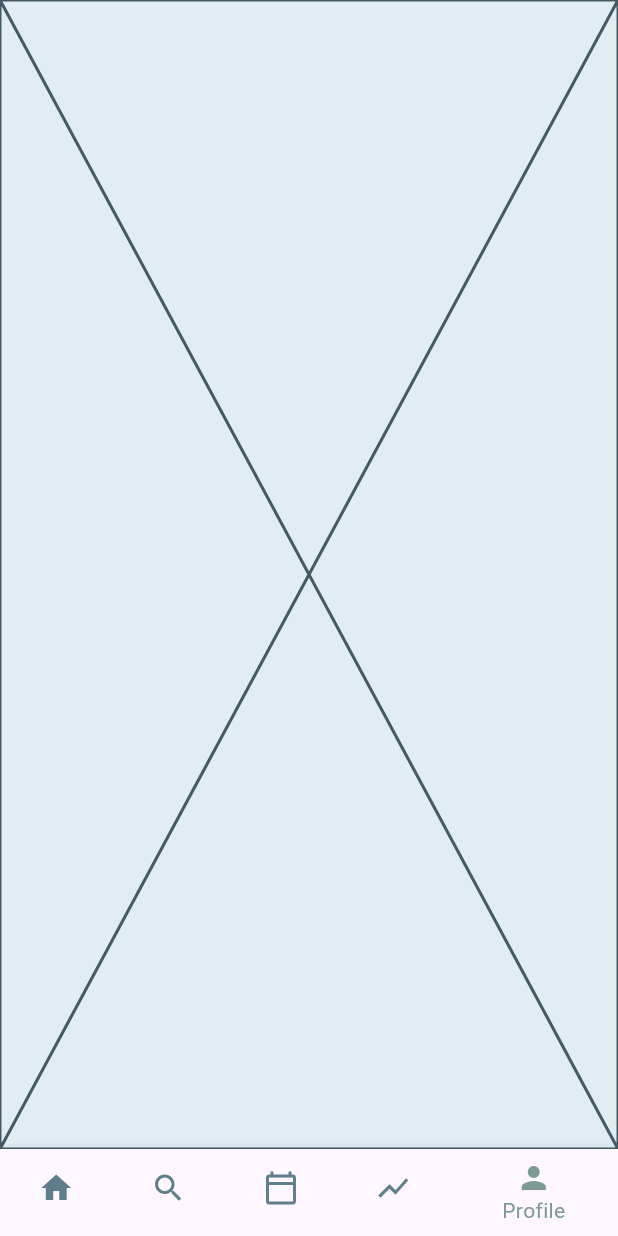
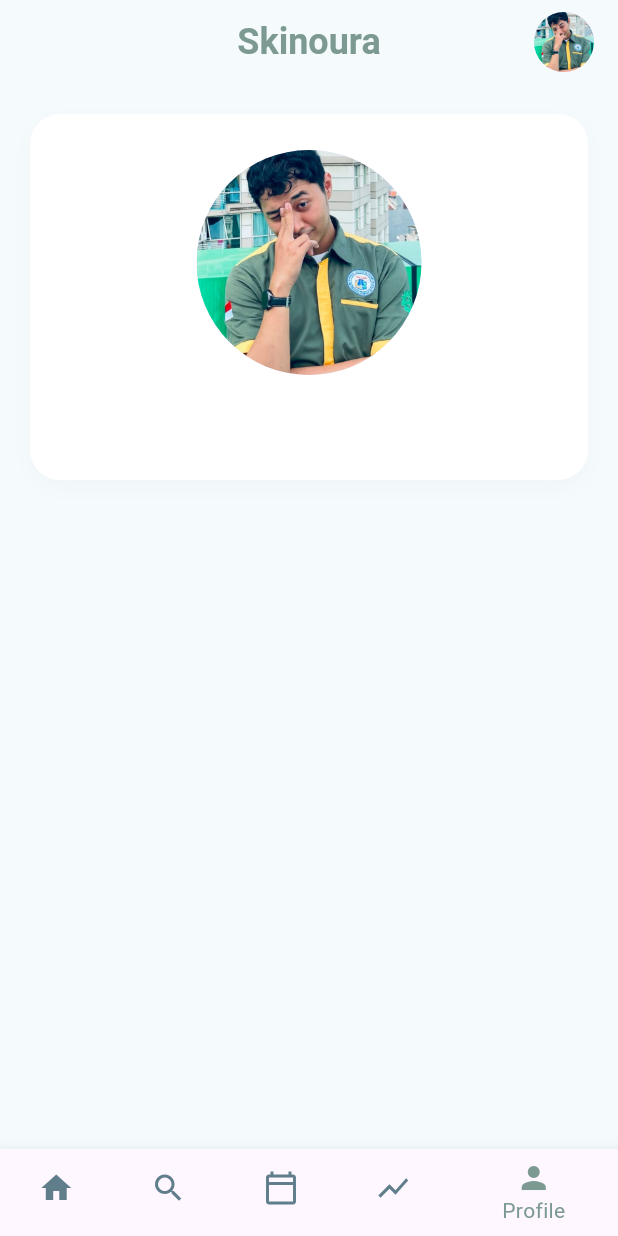
Before and after one commit to AAISkuy/skinoura, a Flutter app: the AppBottomnav screen opened directly, item 5 of the bottom bar chosen, on a phone screen of 412 x 824 dp. Run offline on Flutter 3.47's test engine with Material 3 defaults, Android fonts, the phone set to English and light mode, and no system bars; our stand-ins replace shared_preferences, sqflite; accounts and stored records are empty.

Commit message:
update pengerjaan profile

```diff
--- a/lib/views/Form_Discovery.dart
+++ b/lib/views/Form_Discovery.dart
@@ -50,7 +50,7 @@ class _DiscoverPageState extends State<DiscoverPage> {
   @override
   Widget build(BuildContext context) {
     return Scaffold(
-      appBar: AppBar(title: const Text("Skinoura")),
+      backgroundColor: const Color(0xFFF5FAFD),
       body: Padding(
         padding: const EdgeInsets.all(20),
         child: Column(
--- a/lib/views/Form_Profile.dart
+++ b/lib/views/Form_Profile.dart
@@ -1,4 +1,5 @@
 import 'package:flutter/material.dart';
+import 'package:skinoura/database/preferences_handler.dart';
 
 class ProfilePage extends StatefulWidget {
   const ProfilePage({super.key});
@@ -10,6 +11,42 @@ class ProfilePage extends StatefulWidget {
 class _ProfilePageState extends State<ProfilePage> {
   @override
   Widget build(BuildContext context) {
-    return const Placeholder();
+    return Scaffold(
+      backgroundColor: const Color(0xFFF5FAFD),
+      body: SingleChildScrollView(
+        padding: const EdgeInsets.all(20),
+        child: Container(
+          width: double.infinity,
+          padding: const EdgeInsets.all(24),
+          decoration: BoxDecoration(
+            color: Colors.white,
+            borderRadius: BorderRadius.circular(20),
+            boxShadow: [
+              BoxShadow(
+                color: Colors.black.withOpacity(0.02),
+                blurRadius: 10,
+                offset: const Offset(0, 5),
+              ),
+            ],
+          ),
+
+          child: Column(
+            crossAxisAlignment: CrossAxisAlignment.center,
+            children: [
+              CircleAvatar(
+                radius: 75,
+                backgroundImage: AssetImage('assets/images/Exampprofil.jpeg'),
+              ),
+              SizedBox(height: 20),
+
+              Text(
+                PreferencesHandler.nama,
+                style: TextStyle(fontSize: 18, fontWeight: FontWeight.bold),
+              ),
+            ],
+          ),
+        ),
+      ),
+    );
   }
 }
--- a/lib/views/Form_Ritual.dart
+++ b/lib/views/Form_Ritual.dart
@@ -195,7 +195,7 @@ class _RitualPageState extends State<RitualPage> {
     String tanggalDiformat = "${DateFormat('EEEE, MMMM d').format(hariIni)}th";
 
     return Scaffold(
-      backgroundColor: const Color(0xFFF8FAFC),
+      backgroundColor: const Color(0xFFF5FAFD),
       body: SafeArea(
         child: SingleChildScrollView(
           padding: const EdgeInsets.symmetric(horizontal: 24, vertical: 16),
--- a/lib/widgets/app_BottomNav.dart
+++ b/lib/widgets/app_BottomNav.dart
@@ -1,4 +1,7 @@
 import 'package:flutter/material.dart';
+import 'package:skinoura/auth/form_login.dart';
+import 'package:skinoura/database/preferences_handler.dart';
+import 'package:skinoura/extension/extension.dart';
 import 'package:skinoura/views/form_discovery.dart';
 import 'package:skinoura/views/form_home.dart';
 import 'package:skinoura/views/form_profile.dart';
@@ -61,6 +64,65 @@ class _AppBottomNav extends State<AppBottomnav> {
   @override
   Widget build(BuildContext context) {
     return Scaffold(
+      appBar: AppBar(
+        backgroundColor: Color(0xFFF5FAFD),
+        title: Text(
+          'Skinoura',
+          style: TextStyle(
+            fontSize: 24,
+            fontWeight: FontWeight.bold,
+            color: Color(0xFF7C9A92),
+          ),
+        ),
+        centerTitle: true,
+        actions: [
+          PopupMenuButton<String>(
+            position: PopupMenuPosition.under,
+            onSelected: (value) async {
+              if (value == 'Profile') {
+                print('pindah ke halaman profil');
+                Navigator.push(
+                  context,
+                  MaterialPageRoute(builder: (context) => const ProfilePage()),
+                );
+              } else if (value == 'Logout') {
+                print('Proses Logout');
+                await PreferencesHandler.logOut();
+                if (!mounted) return;
+                context.pushAndRemoveAll(const Formlogin());
+              }
+            },
+            child: const Padding(
+              padding: EdgeInsets.symmetric(horizontal: 16.0),
+              child: CircleAvatar(
+                backgroundImage: AssetImage('assets/images/Exampprofil.jpeg'),
+              ),
+            ),
+            itemBuilder: (BuildContext context) => [
+              const PopupMenuItem<String>(
+                value: 'Profile',
+                child: Row(
+                  children: [
+                    Icon(Icons.person),
+                    SizedBox(width: 8),
+                    Text('Profile'),
+                  ],
+                ),
+              ),
+              const PopupMenuItem<String>(
+                value: 'Logout',
+                child: Row(
+                  children: [
+                    Icon(Icons.logout),
+                    SizedBox(width: 8),
+                    Text('Logout'),
+                  ],
+                ),
+              ),
+            ],
+          ),
+        ],
+      ),
       backgroundColor: const Color.fromARGB(255, 226, 237, 243),
 
       body: _pages[_selectedIndex],
```
Also changed, not shown: lib/views/form_home.dart (+0 -62 lines).
